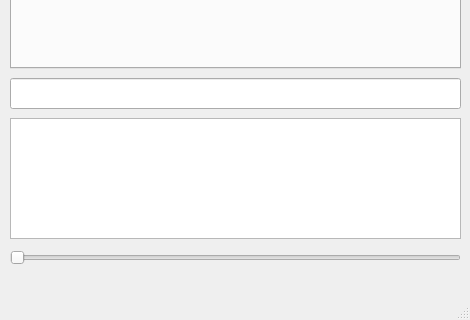
CTH-29/commander, file commander/mainwindow.ui: the form before one commit; both pictures show x 0 to 470 and y 422 to 742 of the 470 by 742 pixel window.
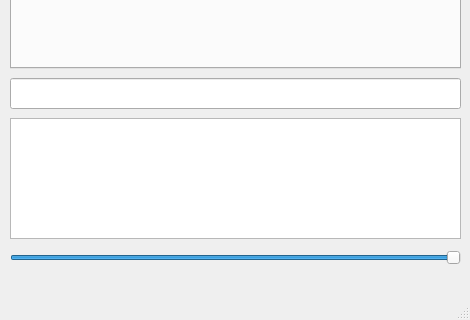
The form after the commit.

The edit to the form file:
```diff
--- a/commander/mainwindow.ui
+++ b/commander/mainwindow.ui
@@ -91,6 +91,12 @@
       <height>20</height>
      </rect>
     </property>
+    <property name="maximum">
+     <number>100</number>
+    </property>
+    <property name="value">
+     <number>100</number>
+    </property>
     <property name="orientation">
      <enum>Qt::Horizontal</enum>
     </property>
```
Left out of the diff: 3 changed lines with no effect on the pictures.
